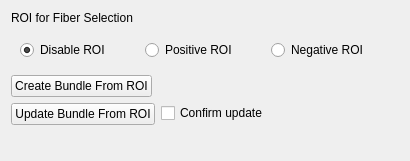
Qt form Modules/Loadable/TractographyDisplay/Widgets/Resources/UI/qSlicerTractographyEditorROIWidget.ui (SlicerDMRI/SlicerDMRI) before a commit.
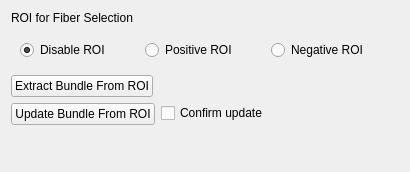
The same form after that commit. Custom widgets are drawn as their Qt base class.

Commit message: ENH: Changed the label fo the fiber bundle ROI editing buttons to make the more clear

Diff of the .ui file:
```diff
--- a/Modules/Loadable/TractographyDisplay/Widgets/Resources/UI/qSlicerTractographyEditorROIWidget.ui
+++ b/Modules/Loadable/TractographyDisplay/Widgets/Resources/UI/qSlicerTractographyEditorROIWidget.ui
@@ -7,7 +7,7 @@
     <x>0</x>
     <y>0</y>
     <width>410</width>
-    <height>161</height>
+    <height>172</height>
    </rect>
   </property>
   <property name="sizePolicy">
@@ -90,7 +90,7 @@
       <string>Create a new fiber bundle using the ROI selection and the percentage of fibers shown as input.</string>
      </property>
      <property name="text">
-      <string>Create Bundle From ROI</string>
+      <string>Extract Bundle From ROI</string>
      </property>
     </widget>
    </item>
```
